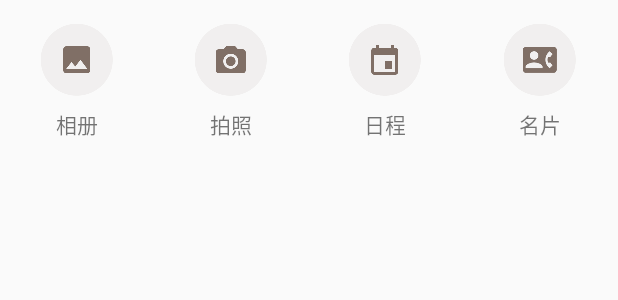
After one commit to vsloong/CoolChat, an Android app: the layout layout_chat_more.xml on its own in the app's theme, with its tools: preview values and no code run, on a phone screen of 412 x 824 dp. The commit adds this screen. Shown: the top 300 px of the screen. Run offline under Robolectric (Android 15) with nearby library versions, the phone set to English and light mode, and no system bars.

Commit message:
添加七牛云，以便做图片，语音，视频的发送等功能

```diff
--- a/app/build.gradle
+++ b/app/build.gradle
@@ -49,4 +49,9 @@ dependencies {
     compile 'org.greenrobot:greendao:3.1.1'
     compile 'org.greenrobot:greendao-generator:3.1.0'
     compile 'com.loopj.android:android-async-http:1.4.9'
+    compile 'com.qiniu:qiniu-android-sdk:7.2.3'
+    compile 'com.squareup.okhttp3:okhttp:3.4.1'
+    compile 'com.squareup.okio:okio:1.10.0'
+    compile 'com.qiniu:happy-dns:0.2.10'
+    compile 'com.qiniu:qiniu-java-sdk:7.1.3'
 }
--- a/app/src/main/AndroidManifest.xml
+++ b/app/src/main/AndroidManifest.xml
@@ -4,6 +4,7 @@
 
     <uses-permission android:name="android.permission.INTERNET" />
     <uses-permission android:name="android.permission.VIBRATE" />
+    <uses-permission android:name="android.permission.WRITE_EXTERNAL_STORAGE" />
 
     <application
         android:name=".base.MyApplication"
--- a/app/src/main/java/com/cooloongwu/coolchat/activity/MyProfileActivity.java
+++ b/app/src/main/java/com/cooloongwu/coolchat/activity/MyProfileActivity.java
@@ -11,6 +11,7 @@ import com.cooloongwu.coolchat.R;
 import com.cooloongwu.coolchat.base.AppConfig;
 import com.squareup.picasso.Picasso;
 
+
 public class MyProfileActivity extends AppCompatActivity {
 
     @Override
@@ -19,6 +20,7 @@ public class MyProfileActivity extends AppCompatActivity {
         setContentView(R.layout.activity_my_profile);
         initToolbar();
         initViews();
+        test();
     }
 
     private void initToolbar() {
@@ -44,4 +46,30 @@ public class MyProfileActivity extends AppCompatActivity {
         profile_text_name.setText(AppConfig.getUserName(MyProfileActivity.this));
         profile_text_sex.setText(AppConfig.getUserSex(MyProfileActivity.this));
     }
+
+    /**
+     * 获取token 本地生成
+     *
+     * @return
+     */
+    //图片地址 /storage/emulated/0/Pictures/Screenshots/S60929-131618.jpg
+    private void test() {
+        // 重用uploadManager。一般地，只需要创建一个uploadManager对象
+//        String bucketName = "coolchat";
+//        UploadManager uploadManager = new UploadManager();
+//        Auth auth = Auth.create(accessKey, secretKey);
+//        String token = auth.uploadToken(bucketName);
+//
+////        UploadManager uploadManager = new UploadManager();
+//        String key = "hello";
+////        String token = null;
+//        uploadManager.put(new File("/storage/emulated/0/Pictures/Screenshots/S60929-131618.jpg"), key, token,
+//                new UpCompletionHandler() {
+//                    @Override
+//                    public void complete(String key, ResponseInfo info, JSONObject res) {
+//                        //res包含hash、key等信息，具体字段取决于上传策略的设置。res中的key就是资源的名字
+//                        Log.e("七牛云", key + ",\r\n " + info + ",\r\n " + res);
+//                    }
+//                }, null);
+    }
 }
--- /dev/null
+++ b/app/src/main/res/layout/layout_chat_more.xml
@@ -0,0 +1,89 @@
+<?xml version="1.0" encoding="utf-8"?>
+<LinearLayout xmlns:android="http://schemas.android.com/apk/res/android"
+    android:layout_width="match_parent"
+    android:layout_height="match_parent"
+    android:layout_marginTop="16dp"
+    android:orientation="horizontal">
+
+    <LinearLayout
+        android:layout_width="0dp"
+        android:layout_height="wrap_content"
+        android:layout_weight="1"
+        android:gravity="center"
+        android:orientation="vertical">
+
+        <ImageButton
+            android:layout_width="wrap_content"
+            android:layout_height="wrap_content"
+            android:background="@mipmap/conversation_btn_mip_pictures_normal" />
+
+        <TextView
+            android:layout_width="wrap_content"
+            android:layout_height="wrap_content"
+            android:layout_marginTop="8dp"
+            android:gravity="center"
+            android:text="相册" />
+    </LinearLayout>
+
+    <LinearLayout
+        android:layout_width="0dp"
+        android:layout_height="wrap_content"
+        android:layout_weight="1"
+        android:gravity="center"
+        android:orientation="vertical">
+
+        <ImageButton
+            android:layout_width="wrap_content"
+            android:layout_height="wrap_content"
+            android:background="@mipmap/conversation_btn_mip_camera_normal" />
+
+        <TextView
+            android:layout_width="wrap_content"
+            android:layout_height="wrap_content"
+            android:layout_marginTop="8dp"
+            android:gravity="center"
+            android:text="拍照" />
+    </LinearLayout>
+
+    <LinearLayout
+        android:layout_width="0dp"
+        android:layout_height="wrap_content"
+        android:layout_weight="1"
+        android:gravity="center"
+        android:orientation="vertical">
+
+        <ImageButton
+            android:layout_width="wrap_content"
+            android:layout_height="wrap_content"
+            android:background="@mipmap/conversation_btn_mip_event_normal" />
+
+        <TextView
+            android:layout_width="wrap_content"
+            android:layout_height="wrap_content"
+            android:layout_marginTop="8dp"
+            android:gravity="center"
+            android:text="日程" />
+    </LinearLayout>
+
+    <LinearLayout
+        android:layout_width="0dp"
+        android:layout_height="wrap_content"
+        android:layout_weight="1"
+        android:gravity="center"
+        android:orientation="vertical">
+
+        <ImageButton
+            android:layout_width="wrap_content"
+            android:layout_height="wrap_content"
+            android:background="@mipmap/conversation_btn_mip_namecard_normal" />
+
+        <TextView
+            android:layout_width="wrap_content"
+            android:layout_height="wrap_content"
+            android:layout_marginTop="8dp"
+            android:gravity="center"
+            android:text="名片" />
+    </LinearLayout>
+
+
+</LinearLayout>
```
Also changed, not shown: 1 other file.
